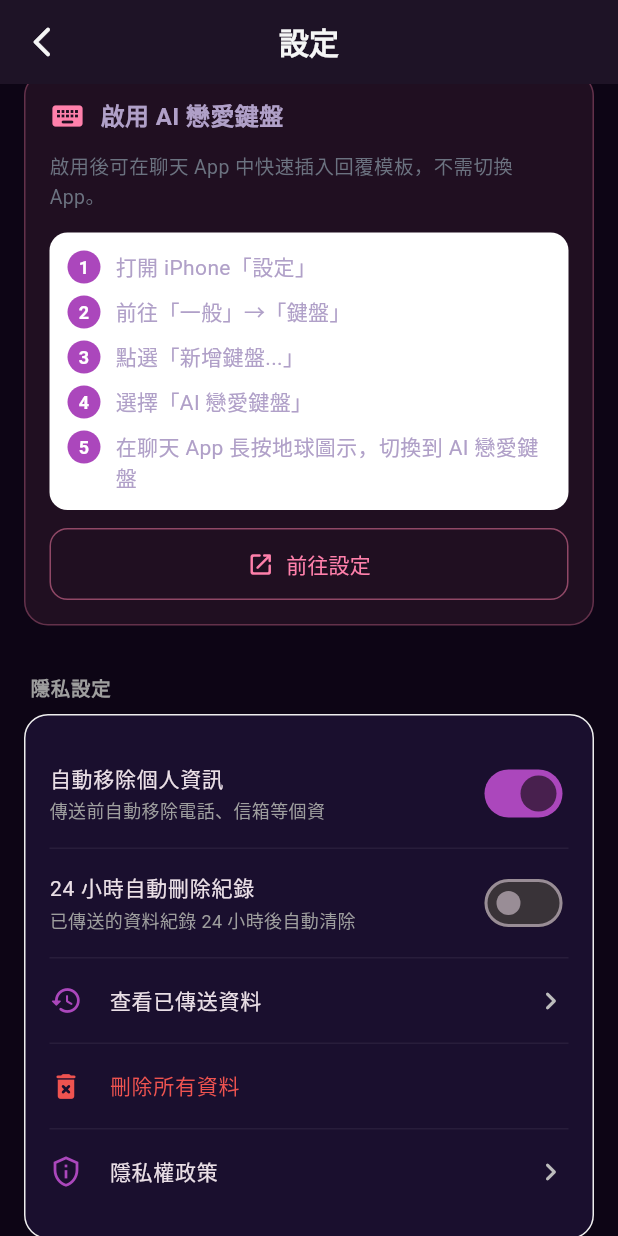
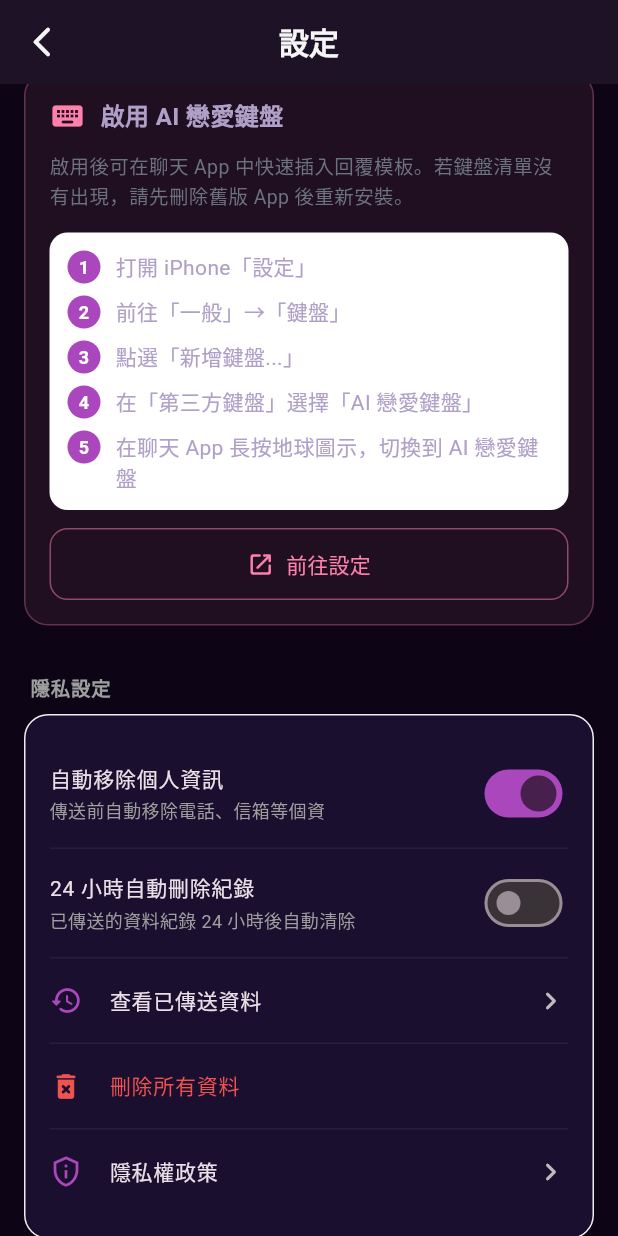
Before and after one commit to zli426491-byte/ai-love-keyboard, a Flutter app: the SettingsView screen opened directly, scrolled down 576 dp, on a phone screen of 412 x 824 dp. Run offline on Flutter 3.47's test engine with Material 3 defaults, Android fonts, the phone set to English and light mode, and no system bars; our stand-ins replace flutter_animate, package_info_plus, share_plus, shared_preferences, smooth_page_indicator; accounts and stored records are empty; Roboto replaces fonts that are missing (NotoSansTC).

Commit message:
Bump iOS release to 1.0.2

```diff
--- a/lib/views/settings/settings_view.dart
+++ b/lib/views/settings/settings_view.dart
@@ -187,7 +187,7 @@ class SettingsView extends StatelessWidget {
                 ),
                 const SizedBox(height: 12),
                 const Text(
-                  '啟用後可在聊天 App 中快速插入回覆模板，不需切換 App。',
+                  '啟用後可在聊天 App 中快速插入回覆模板。若鍵盤清單沒有出現，請先刪除舊版 App 後重新安裝。',
                   style: TextStyle(fontSize: 13, color: Color(0xFF6B7280)),
                 ),
                 const SizedBox(height: 14),
@@ -206,7 +206,7 @@ class SettingsView extends StatelessWidget {
                       SizedBox(height: 8),
                       _SetupStep(number: '3', text: '點選「新增鍵盤...」'),
                       SizedBox(height: 8),
-                      _SetupStep(number: '4', text: '選擇「AI 戀愛鍵盤」'),
+                      _SetupStep(number: '4', text: '在「第三方鍵盤」選擇「AI 戀愛鍵盤」'),
                       SizedBox(height: 8),
                       _SetupStep(
                         number: '5',
--- a/pubspec.yaml
+++ b/pubspec.yaml
@@ -16,7 +16,7 @@ publish_to: 'none' # Remove this line if you wish to publish to pub.dev
 # https://developer.apple.com/library/archive/documentation/General/Reference/InfoPlistKeyReference/Articles/CoreFoundationKeys.html
 # In Windows, build-name is used as the major, minor, and patch parts
 # of the product and file versions while build-number is used as the build suffix.
-version: 1.0.1+1
+version: 1.0.2+1
 
 environment:
   sdk: ^3.11.5
```
